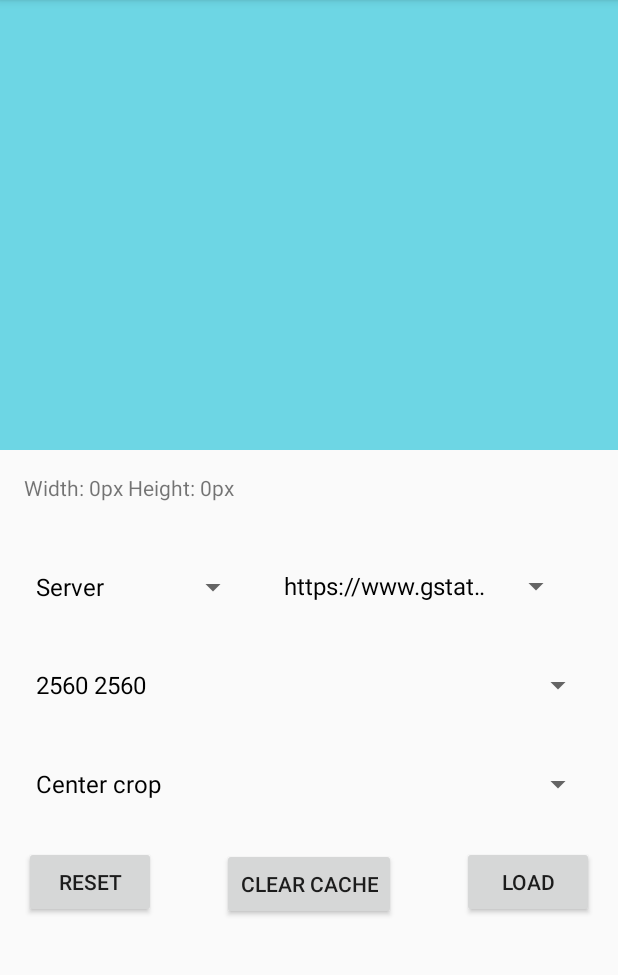
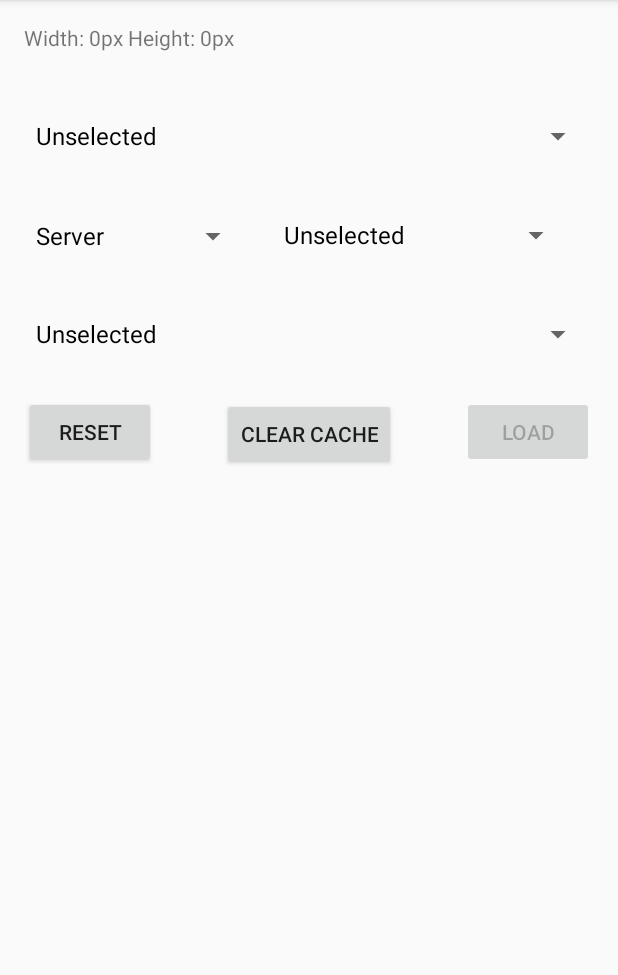
Before and after one commit to kim-ninh/faster, an Android app: the screen it shows after launch (MainActivity), on a phone screen of 412 x 824 dp, the part 84-1059 px from its top. Run offline under Robolectric (Android 15) with nearby library versions, the phone set to English and light mode, and no system bars; libraries missing offline, so code that uses them is left out: com.jakewharton.disklrucache; pictures from the network do not load; 3 statements that could not run were skipped.

Commit message:
fix demo app

```diff
--- a/faster/src/main/java/com/ninhhk/faster/MyImageLoader.java
+++ b/faster/src/main/java/com/ninhhk/faster/MyImageLoader.java
@@ -52,11 +52,13 @@ public class MyImageLoader extends ImageLoader {
         private Request request;
         private WeakReference<ImageView> targetView;
         private Callback<Bitmap> requestListener;
+        private ImageView.ScaleType scaleType;
 
         public LoadImageTask(Request request) {
             this.request = request;
             targetView = request.getTargetView();
             requestListener = request.getListener();
+            scaleType = request.getRequestOption().getScaleType();
         }
 
         @Override
@@ -79,6 +81,7 @@ public class MyImageLoader extends ImageLoader {
 
                 ImageView imageView = targetView.get();
                 if (imageView != null) {
+//                    imageView.setScaleType(scaleType);
                     imageView.setImageBitmap(bitmap);
                 }
 
--- a/faster/src/main/java/com/ninhhk/faster/decoder/MatchAreaImageDecoder.java
+++ b/faster/src/main/java/com/ninhhk/faster/decoder/MatchAreaImageDecoder.java
@@ -31,13 +31,13 @@ public class MatchAreaImageDecoder extends ImageDecoder {
 
         opts.inSampleSize = sampleSize;
         opts.inDensity = Math.max(originWidth, originHeight);
-        opts.inTargetDensity = (Math.max(targetW, targetH) - 1) * opts.inSampleSize;
+        opts.inTargetDensity = (Math.max(targetW, targetH)) * opts.inSampleSize;
 
         Log.i(TAG, "Area limit: " + areaLimit);
         Log.i(TAG, "Target (w_h) : " + targetW + " " + targetH);
         decodedWidth = targetW;
         decodedHeight = targetH;
-        return new int[]{decodedWidth, decodedHeight};
+        return new int[]{decodedWidth + 1, decodedHeight + 1};
     }
 
     private int calculateSampleSize(int originWidth, int originHeight, int areaLimit) {
--- a/showcase/src/main/java/com/ninhhk/fastershowcase/MainActivity.java
+++ b/showcase/src/main/java/com/ninhhk/fastershowcase/MainActivity.java
@@ -2,12 +2,14 @@ package com.ninhhk.fastershowcase;
 
 import android.content.Intent;
 import android.graphics.Bitmap;
+import android.graphics.Color;
 import android.net.Uri;
 import android.os.Bundle;
 import android.view.View;
 import android.widget.AdapterView;
 import android.widget.ArrayAdapter;
 import android.widget.Button;
+import android.widget.FrameLayout;
 import android.widget.ImageView;
 import android.widget.Spinner;
 import android.widget.TextView;
@@ -25,6 +27,7 @@ public class MainActivity extends AppCompatActivity
     private static final String INTENT_IMAGE_TYPE = "image/*";
     private static final int REQUEST_CODE = 1234;
 
+    private FrameLayout imageViewHolder;
     private ImageView imageView;
 
     private TextView bitmapSize;
@@ -49,6 +52,11 @@ public class MainActivity extends AppCompatActivity
 
     private Request.Builder requestBuilder;
 
+
+    private Uri ImageUri;
+    private String urlString;
+    private ImageView.ScaleType scaleTypeEnum;
+
     @Override
     protected void onCreate(Bundle savedInstanceState) {
         super.onCreate(savedInstanceState);
@@ -69,7 +77,7 @@ public class MainActivity extends AppCompatActivity
         buttonLoad.setOnClickListener(this);
 
         requestBuilder = Faster.with(MainActivity.this);
-
+        disableLoadButton();
     }
 
     private void prepareData() {
@@ -94,7 +102,7 @@ public class MainActivity extends AppCompatActivity
     }
 
     private void setUpView() {
-        imageView = findViewById(R.id.imageView);
+        imageViewHolder = findViewById(R.id.imageViewHolder);
 
         bitmapSize = findViewById(R.id.bitmapSize);
 
@@ -142,24 +150,34 @@ public class MainActivity extends AppCompatActivity
                 textView.setVisibility(View.GONE);
             }
 
-        }else if (parent == spinnerLinks){
+        }else if (parent == spinnerLinks && !links[position].equals(getString(R.string.unselected_state))){
 
             if (spinnerLinks.getVisibility() == View.VISIBLE){
-                requestBuilder.load(links[position]);
-                triggerSelectCurrent();
+//                requestBuilder.load(links[position]);
+//                triggerSelectCurrent();
+                urlString = links[position];
             }
-        }else if (parent == spinnerImgSize){
+        }else if (parent == spinnerImgSize && !imageSizes[position].equals(getString(R.string.unselected_state))){
 
             int[] dimension = parseImageSize(imageSizes[position]);
-            if (dimension[0] == dimension[1]){
-                requestBuilder.resize(dimension[0]);
-            }else {
-                requestBuilder.resize(dimension[0], dimension[1]);
+//            if (dimension[0] == dimension[1]){
+//                requestBuilder.resize(dimension[0]);
+//            }else {
+//                requestBuilder.resize(dimension[0], dimension[1]);
+//            }
+
+            if (imageView != null){
+                imageViewHolder.removeView(imageView);
             }
 
-        }else if (parent == spinnerScale){
+            imageView = new ImageView(this);
+            imageViewHolder.addView(imageView, dimension[0], dimension[1]);
+            imageView.setBackgroundColor(Color.parseColor("#8F00BCD4"));
+            resetAll();
 
-            ImageView.ScaleType imgScaleType = ImageView.ScaleType.FIT_CENTER;
+        }else if (parent == spinnerScale && !scaleType[position].equals(getString(R.string.unselected_state))){
+
+            ImageView.ScaleType imgScaleType = null;
 
             if (scaleType[position].equals("Center crop")){
                 imgScaleType = ImageView.ScaleType.CENTER_CROP;
@@ -168,9 +186,21 @@ public class MainActivity extends AppCompatActivity
             }else if (scaleType[position].equals("Center")){
                 imgScaleType = ImageView.ScaleType.CENTER;
             }
+//            requestBuilder.transform(imgScaleType);
+            scaleTypeEnum = imgScaleType;
+        }
 
-            requestBuilder.transform(imgScaleType);
+        if (isRequestReady()){
+            enableLoadButton();
         }
+    }
+
+    private boolean isRequestReady() {
+        return (urlString != null || ImageUri != null) && (scaleTypeEnum != null);
+    }
+
+    private void enableLoadButton() {
+        buttonLoad.setEnabled(true);
     }
 
     private void selectImage() {
@@ -187,14 +217,25 @@ public class MainActivity extends AppCompatActivity
     public void onClick(View v) {
 
         if (v == buttonReset){
-            imageView.setImageDrawable(null);
+            resetAll();
         }else if (v == buttonClearCache){
             Faster faster = Faster.getInstance();
             if (faster != null){
                 faster.clearCache();
             }
         }else if (v == buttonLoad){
-            requestBuilder.setListener(new Callback<Bitmap>() {
+            if (urlString == null && ImageUri == null)
+                return;
+
+            if (urlString != null)
+                requestBuilder.load(urlString);
+
+            if (ImageUri != null)
+                requestBuilder.load(ImageUri);
+
+            requestBuilder
+                    .transform(scaleTypeEnum)
+                    .setListener(new Callback<Bitmap>() {
                 @Override
                 public void onReady(Bitmap data) {
                     int w = data.getWidth();
@@ -204,7 +245,33 @@ public class MainActivity extends AppCompatActivity
                     bitmapSize.setText(text);
                 }
             }).into(imageView);
+            resetRequestOption();
+            disableLoadButton();
 
+        }else if (v == textView){
+            selectImage();
+        }
+    }
+
+    private void disableLoadButton() {
+        buttonLoad.setEnabled(false);
+    }
+
+    private void resetAll() {
+        imageView.setImageDrawable(null);
+        resetRequestOption();
+    }
+
+    private void resetRequestOption() {
+        urlString = null;
+        ImageUri = null;
+        scaleTypeEnum = null;
+        spinnerScale.setSelection(0);
+        spinnerLinks.setSelection(0);
+        textView.setText(R.string.unselected_state);
+    }
+
+    private void resetDefaultRequest() {
         int srcTypePos = spinnerSourceType.getSelectedItemPosition();
         int linkPos = spinnerLinks.getSelectedItemPosition();
         String txtUri = textView.getText().toString();
@@ -216,9 +283,6 @@ public class MainActivity extends AppCompatActivity
             requestBuilder.load(Uri.parse(txtUri));
         }
         triggerSelectCurrent();
-        }else if (v == textView){
-            selectImage();
-        }
     }
 
     private void triggerSelectCurrent() {
@@ -236,7 +300,10 @@ public class MainActivity extends AppCompatActivity
         if (resultCode == RESULT_OK && data != null){
             Uri image = data.getData();
             textView.setText(image.toString());
-            requestBuilder.load(image);
+//            requestBuilder.load(image);
+//            triggerSelectCurrent();
+
+            ImageUri = image;
         }
     }
 }
--- a/showcase/src/main/res/layout/activity_main.xml
+++ b/showcase/src/main/res/layout/activity_main.xml
@@ -1,21 +1,20 @@
 <?xml version="1.0" encoding="utf-8"?>
-<LinearLayout xmlns:android="http://schemas.android.com/apk/res/android"
-    xmlns:app="http://schemas.android.com/apk/res-auto"
+<ScrollView xmlns:app="http://schemas.android.com/apk/res-auto"
     xmlns:tools="http://schemas.android.com/tools"
+    android:layout_width="match_parent"
+    android:layout_height="match_parent"
+    xmlns:android="http://schemas.android.com/apk/res/android">
+    <LinearLayout
         android:id="@+id/root"
         android:layout_width="match_parent"
         android:layout_height="match_parent"
         android:orientation="vertical"
         tools:context=".MainActivity">
 
-    <ImageView
-        android:id="@+id/imageView"
-        android:layout_width="match_parent"
-        android:layout_height="300dp"
-        android:layout_weight="0"
-        android:background="#8F00BCD4"
-        android:padding="5dp"
-        tools:srcCompat="@tools:sample/backgrounds/scenic" />
+        <FrameLayout
+            android:id="@+id/imageViewHolder"
+            android:layout_width="wrap_content"
+            android:layout_height="wrap_content" />
 
         <TextView
             android:id="@+id/bitmapSize"
@@ -25,6 +24,15 @@
             android:layout_marginEnd="16dp"
             android:gravity="center_vertical"
             android:text="Width: 0px Height: 0px" />
+
+        <Spinner
+            android:id="@+id/spinnerImgSize"
+            android:layout_width="match_parent"
+            android:layout_height="50dp"
+            android:layout_marginStart="16dp"
+            android:layout_marginTop="16dp"
+            android:layout_marginEnd="16dp"
+            android:layout_weight="0" />
 
         <androidx.constraintlayout.widget.ConstraintLayout
             android:id="@+id/selectSourceLayout"
@@ -65,15 +73,6 @@
                 app:layout_constraintStart_toEndOf="@+id/spinnerSrcType"
                 app:layout_constraintTop_toTopOf="@+id/textView" />
         </androidx.constraintlayout.widget.ConstraintLayout>
-
-    <Spinner
-        android:id="@+id/spinnerImgSize"
-        android:layout_width="match_parent"
-        android:layout_height="50dp"
-        android:layout_marginStart="16dp"
-        android:layout_marginTop="16dp"
-        android:layout_marginEnd="16dp"
-        android:layout_weight="0" />
 
         <Spinner
             android:id="@+id/spinnerScale"
@@ -122,3 +121,4 @@
         </androidx.constraintlayout.widget.ConstraintLayout>
 
     </LinearLayout>
+</ScrollView>
--- a/showcase/src/main/res/values/image_link.xml
+++ b/showcase/src/main/res/values/image_link.xml
@@ -1,6 +1,7 @@
 <?xml version="1.0" encoding="utf-8"?>
 <resources>
     <string-array name="image_link">
+        <item>@string/unselected_state</item>
         <item>https://www.gstatic.com/webp/gallery/4.webp</item>
         <item>https://nokiatech.github.io/heif/content/images/old_bridge_1440x960.heic</item>
         <item>https://www.pexels.com/photo/417074/download/?search_query=high%2520resolution&amp;tracking_id=k4uuwlyp5jo</item>
--- a/showcase/src/main/res/values/image_sizes.xml
+++ b/showcase/src/main/res/values/image_sizes.xml
@@ -1,12 +1,11 @@
 <?xml version="1.0" encoding="utf-8"?>
 <resources>
     <string-array name="image_sizes">
-        <item>2560 2560</item>
-        <item>1920 1080</item>
-        <item>1280 1280</item>
+        <item>@string/unselected_state</item>
         <item>600 400</item>
         <item>640 360</item>
         <item>600 600</item>
+        <item>300 300</item>
         <item>320 240</item>
         <item>100 100</item>
     </string-array>
--- a/showcase/src/main/res/values/scale_type.xml
+++ b/showcase/src/main/res/values/scale_type.xml
@@ -1,6 +1,7 @@
 <?xml version="1.0" encoding="utf-8"?>
 <resources>
     <string-array name="scale_type">
+        <item>@string/unselected_state</item>
         <item>Center crop</item>
         <item>Fit center</item>
         <item>Center</item>
--- a/showcase/src/main/res/values/strings.xml
+++ b/showcase/src/main/res/values/strings.xml
@@ -1,3 +1,4 @@
 <resources>
     <string name="app_name">FasterShowcase</string>
+    <string name="unselected_state">Unselected</string>
 </resources>
```
Also changed, not shown: faster/src/main/java/com/ninhhk/faster/Request.java (+18 -4 lines), faster/src/main/java/com/ninhhk/faster/RequestOption.java (+11 -0 lines). Lines whose indentation alone changed are shown as unchanged.
